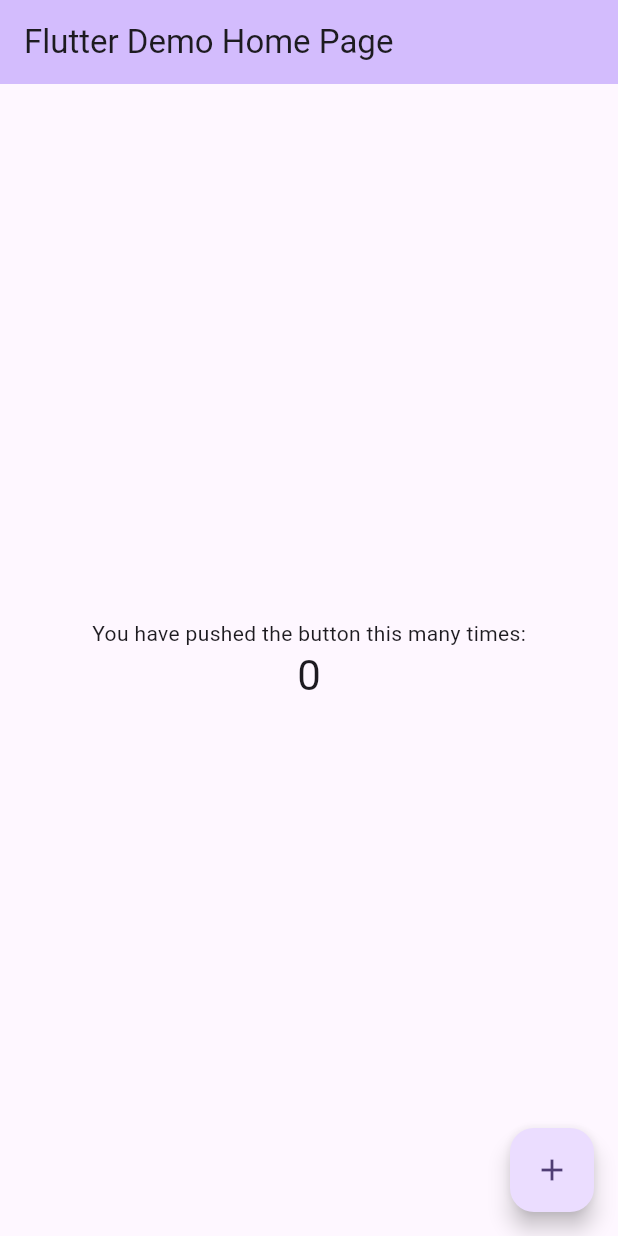
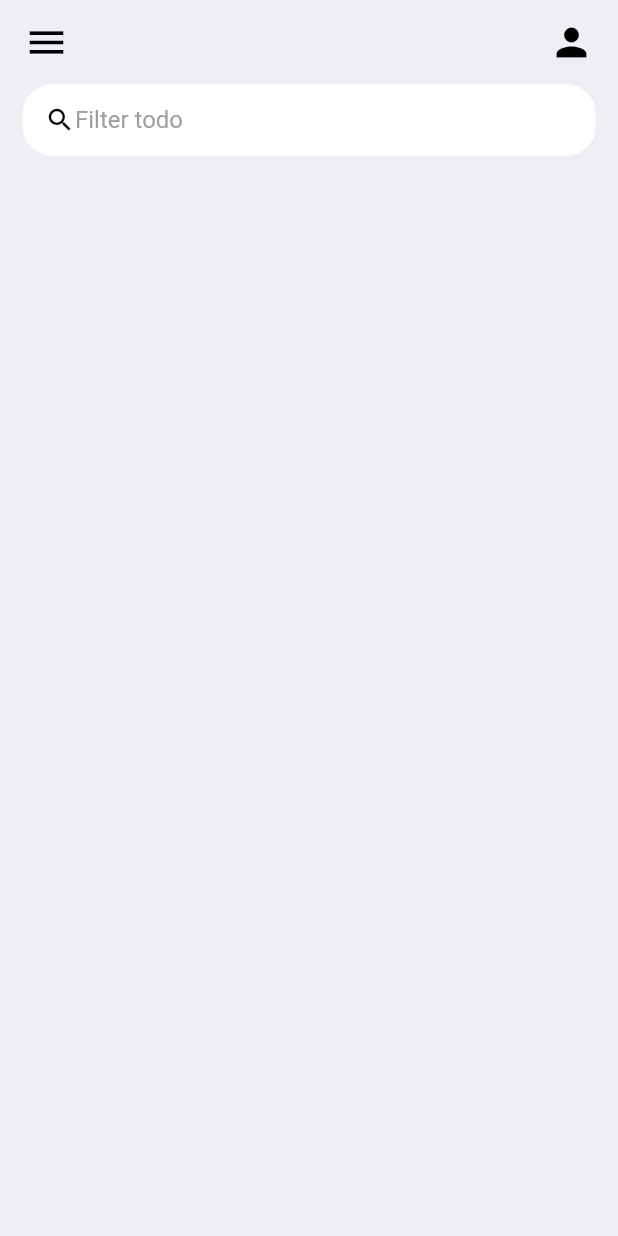
Before and after one commit to danielsumah/flutter-todo, a Flutter app: the screen it shows after launch, on a phone screen of 412 x 824 dp. Run offline on Flutter 3.47's test engine with Material 2 defaults, Android fonts, the phone set to English and light mode, and no system bars.

Commit message:
setup and search bar design

```diff
--- /dev/null
+++ b/lib/constants/colors.dart
@@ -0,0 +1,7 @@
+import 'package:flutter/material.dart';
+
+const Color myRed = Colors.red;
+const Color myBlue = Colors.blue;
+const Color myBlack = Colors.black;
+const Color myGray = Colors.grey;
+const Color myBg = Color(0xFFEEEFF5);
--- a/lib/main.dart
+++ b/lib/main.dart
@@ -1,4 +1,7 @@
 import 'package:flutter/material.dart';
+import 'package:flutter/services.dart';
+import 'package:todo/constants/colors.dart';
+import './screens/home.dart';
 
 void main() {
   runApp(const MyApp());
@@ -10,116 +13,13 @@ class MyApp extends StatelessWidget {
   // This widget is the root of your application.
   @override
   Widget build(BuildContext context) {
-    return MaterialApp(
-      title: 'Flutter Demo',
-      theme: ThemeData(
-        // This is the theme of your application.
-        //
-        // TRY THIS: Try running your application with "flutter run". You'll see
-        // the application has a blue toolbar. Then, without quitting the app,
-        // try changing the seedColor in the colorScheme below to Colors.green
-        // and then invoke "hot reload" (save your changes or press the "hot
-        // reload" button in a Flutter-supported IDE, or press "r" if you used
-        // the command line to start the app).
-        //
-        // Notice that the counter didn't reset back to zero; the application
-        // state is not lost during the reload. To reset the state, use hot
-        // restart instead.
-        //
-        // This works for code too, not just values: Most code changes can be
-        // tested with just a hot reload.
-        colorScheme: ColorScheme.fromSeed(seedColor: Colors.deepPurple),
-        useMaterial3: true,
-      ),
-      home: const MyHomePage(title: 'Flutter Demo Home Page'),
+    SystemChrome.setSystemUIOverlayStyle(
+      const SystemUiOverlayStyle(statusBarColor: Colors.transparent),
+    );
+    return const MaterialApp(
+      debugShowCheckedModeBanner: false,
+      title: 'Todo App',
+      home: Home(),
     );
   }
 }
-
-class MyHomePage extends StatefulWidget {
-  const MyHomePage({super.key, required this.title});
-
-  // This widget is the home page of your application. It is stateful, meaning
-  // that it has a State object (defined below) that contains fields that affect
-  // how it looks.
-
-  // This class is the configuration for the state. It holds the values (in this
-  // case the title) provided by the parent (in this case the App widget) and
-  // used by the build method of the State. Fields in a Widget subclass are
-  // always marked "final".
-
-  final String title;
-
-  @override
-  State<MyHomePage> createState() => _MyHomePageState();
-}
-
-class _MyHomePageState extends State<MyHomePage> {
-  int _counter = 0;
-
-  void _incrementCounter() {
-    setState(() {
-      // This call to setState tells the Flutter framework that something has
-      // changed in this State, which causes it to rerun the build method below
-      // so that the display can reflect the updated values. If we changed
-      // _counter without calling setState(), then the build method would not be
-      // called again, and so nothing would appear to happen.
-      _counter++;
-    });
-  }
-
-  @override
-  Widget build(BuildContext context) {
-    // This method is rerun every time setState is called, for instance as done
-    // by the _incrementCounter method above.
-    //
-    // The Flutter framework has been optimized to make rerunning build methods
-    // fast, so that you can just rebuild anything that needs updating rather
-    // than having to individually change instances of widgets.
-    return Scaffold(
-      appBar: AppBar(
-        // TRY THIS: Try changing the color here to a specific color (to
-        // Colors.amber, perhaps?) and trigger a hot reload to see the AppBar
-        // change color while the other colors stay the same.
-        backgroundColor: Theme.of(context).colorScheme.inversePrimary,
-        // Here we take the value from the MyHomePage object that was created by
-        // the App.build method, and use it to set our appbar title.
-        title: Text(widget.title),
-      ),
-      body: Center(
-        // Center is a layout widget. It takes a single child and positions it
-        // in the middle of the parent.
-        child: Column(
-          // Column is also a layout widget. It takes a list of children and
-          // arranges them vertically. By default, it sizes itself to fit its
-          // children horizontally, and tries to be as tall as its parent.
-          //
-          // Column has various properties to control how it sizes itself and
-          // how it positions its children. Here we use mainAxisAlignment to
-          // center the children vertically; the main axis here is the vertical
-          // axis because Columns are vertical (the cross axis would be
-          // horizontal).
-          //
-          // TRY THIS: Invoke "debug painting" (choose the "Toggle Debug Paint"
-          // action in the IDE, or press "p" in the console), to see the
-          // wireframe for each widget.
-          mainAxisAlignment: MainAxisAlignment.center,
-          children: <Widget>[
-            const Text(
-              'You have pushed the button this many times:',
-            ),
-            Text(
-              '$_counter',
-              style: Theme.of(context).textTheme.headlineMedium,
-            ),
-          ],
-        ),
-      ),
-      floatingActionButton: FloatingActionButton(
-        onPressed: _incrementCounter,
-        tooltip: 'Increment',
-        child: const Icon(Icons.add),
-      ), // This trailing comma makes auto-formatting nicer for build methods.
-    );
-  }
-}
--- /dev/null
+++ b/lib/screens/home.dart
@@ -0,0 +1,71 @@
+import 'package:flutter/material.dart';
+import 'package:todo/constants/colors.dart';
+
+class Home extends StatelessWidget {
+  const Home({Key? key}) : super(key: key);
+
+  @override
+  Widget build(BuildContext context) {
+    return Scaffold(
+      appBar: _buildAppBar(),
+      backgroundColor: myBg,
+      body: Container(
+        padding: const EdgeInsets.symmetric(
+          horizontal: 15,
+        ),
+        child: Column(
+          children: [
+            Container(
+              padding: const EdgeInsets.symmetric(
+                horizontal: 15,
+              ),
+              decoration: BoxDecoration(
+                color: Colors.white,
+                borderRadius: BorderRadius.circular(20),
+              ),
+              child: const TextField(
+                decoration: InputDecoration(
+                  contentPadding: EdgeInsets.all(0),
+                  prefixIcon: Icon(
+                    Icons.search,
+                    color: myBlack,
+                    size: 20,
+                  ),
+                  prefixIconConstraints: BoxConstraints(
+                    maxHeight: 20,
+                    maxWidth: 25,
+                  ),
+                  border: InputBorder.none,
+                  hintText: 'Filter todo',
+                  hintStyle: TextStyle(color: myGray),
+                ),
+              ),
+            )
+          ],
+        ),
+      ),
+    );
+  }
+
+  AppBar _buildAppBar() {
+    return AppBar(
+      elevation: 0,
+      backgroundColor: myBg,
+      title: const Row(
+        mainAxisAlignment: MainAxisAlignment.spaceBetween,
+        children: [
+          Icon(
+            Icons.menu,
+            color: myBlack,
+            size: 30,
+          ),
+          Icon(
+            Icons.person,
+            color: myBlack,
+            size: 30,
+          )
+        ],
+      ),
+    );
+  }
+}
```
Also changed, not shown: pubspec.yaml (+4 -7 lines).
